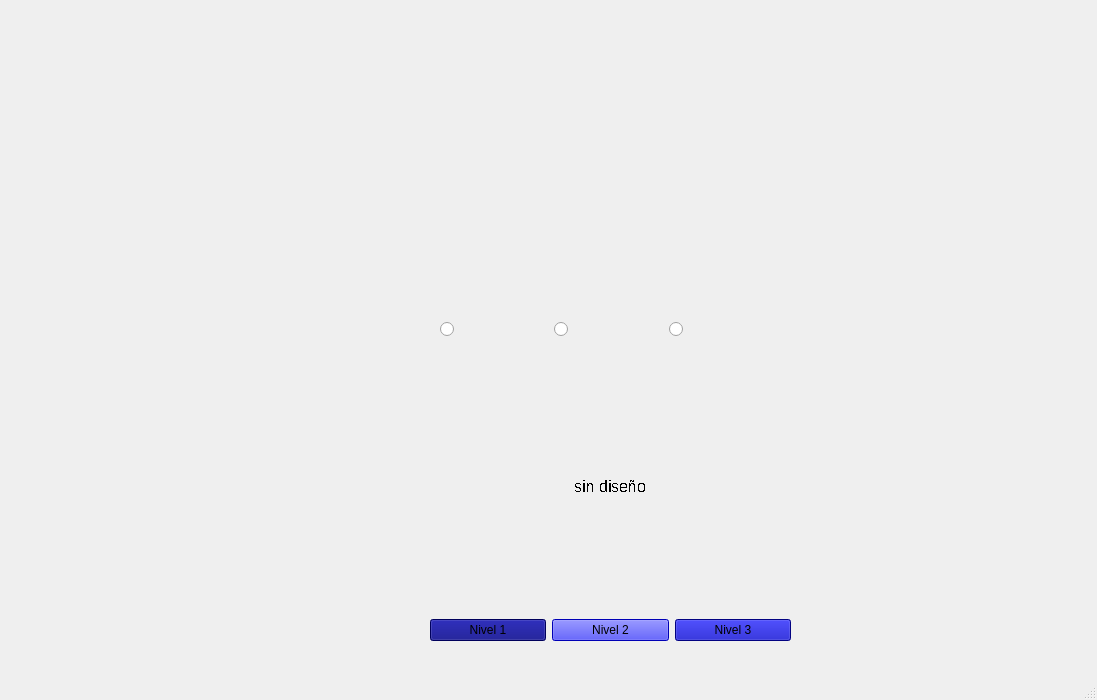
Qt form menu.ui (juangquevedo/juago_proyecto_final) before a commit.
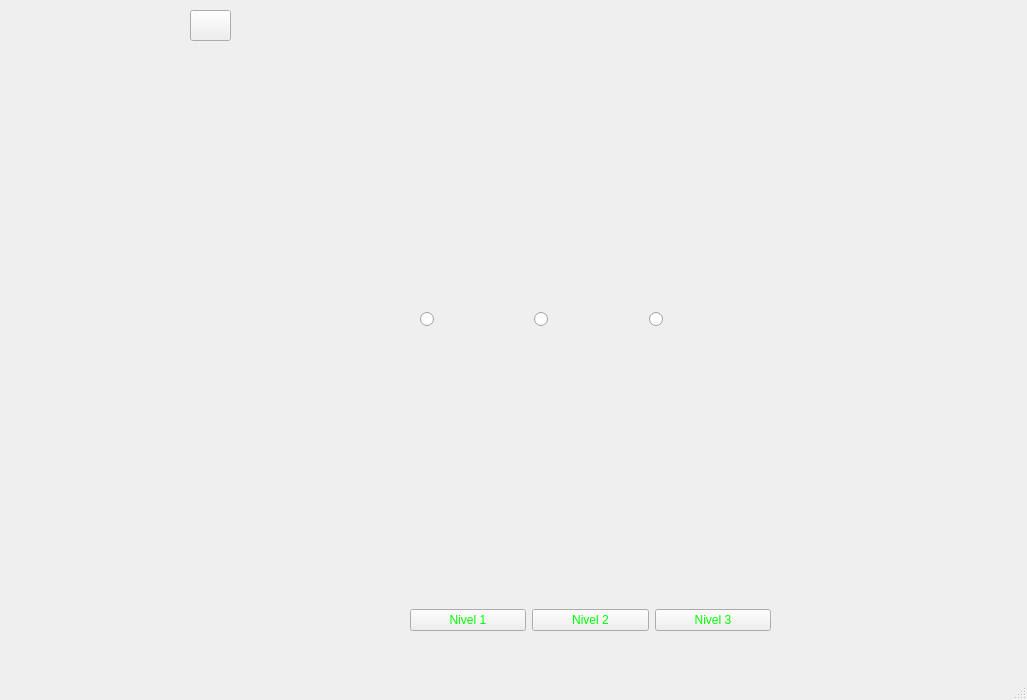
The same form after that commit. Icons and pictures are not drawn.

The edit to the form file:
```diff
--- a/menu.ui
+++ b/menu.ui
@@ -6,7 +6,7 @@
    <rect>
     <x>0</x>
     <y>0</y>
-    <width>1097</width>
+    <width>1027</width>
     <height>700</height>
    </rect>
   </property>
@@ -23,8 +23,8 @@
    <widget class="QWidget" name="layoutWidget">
     <property name="geometry">
      <rect>
-      <x>430</x>
-      <y>360</y>
+      <x>410</x>
+      <y>350</y>
       <width>361</width>
       <height>281</height>
      </rect>
@@ -51,7 +51,7 @@
        <item>
         <widget class="QPushButton" name="bot_nil_1">
          <property name="styleSheet">
-          <string notr="true">background-color: rgb(0, 0, 127);</string>
+          <string notr="true">color: rgb(0, 255, 0);</string>
          </property>
          <property name="text">
           <string>Nivel 1</string>
@@ -83,8 +83,11 @@
          <property name="focusPolicy">
           <enum>Qt::NoFocus</enum>
          </property>
+         <property name="styleSheet">
+          <string notr="true">background-image: url(:/Imagenes/mapa edificio.png);</string>
+         </property>
          <property name="text">
-          <string>sin diseño</string>
+          <string/>
          </property>
          <property name="alignment">
           <set>Qt::AlignCenter</set>
@@ -94,7 +97,7 @@
        <item>
         <widget class="QPushButton" name="bot_nil_2">
          <property name="styleSheet">
-          <string notr="true">background-color: rgb(0, 0, 255);</string>
+          <string notr="true">color: rgb(0, 255, 0);</string>
          </property>
          <property name="text">
           <string>Nivel 2</string>
@@ -124,7 +127,7 @@
        <item>
         <widget class="QPushButton" name="bot_nil_3">
          <property name="styleSheet">
-          <string notr="true">background-color: rgb(3, 3, 181);</string>
+          <string notr="true">color: rgb(0, 255, 0);</string>
          </property>
          <property name="text">
           <string>Nivel 3</string>
@@ -138,8 +141,8 @@
    <widget class="QWidget" name="layoutWidget">
     <property name="geometry">
      <rect>
-      <x>440</x>
-      <y>150</y>
+      <x>420</x>
+      <y>140</y>
       <width>337</width>
       <height>187</height>
      </rect>
@@ -231,6 +234,22 @@
      </item>
     </layout>
    </widget>
+   <widget class="QPushButton" name="pushButton">
+    <property name="geometry">
+     <rect>
+      <x>190</x>
+      <y>10</y>
+      <width>41</width>
+      <height>31</height>
+     </rect>
+    </property>
+    <property name="styleSheet">
+     <string notr="true">background-image: url(:/Imagenes/inicio/ayuda.PNG);</string>
+    </property>
+    <property name="text">
+     <string/>
+    </property>
+   </widget>
   </widget>
   <widget class="QMenuBar" name="menubar">
    <property name="geometry">
```
Left out of the diff: 6 changed lines with no effect on the pictures.
